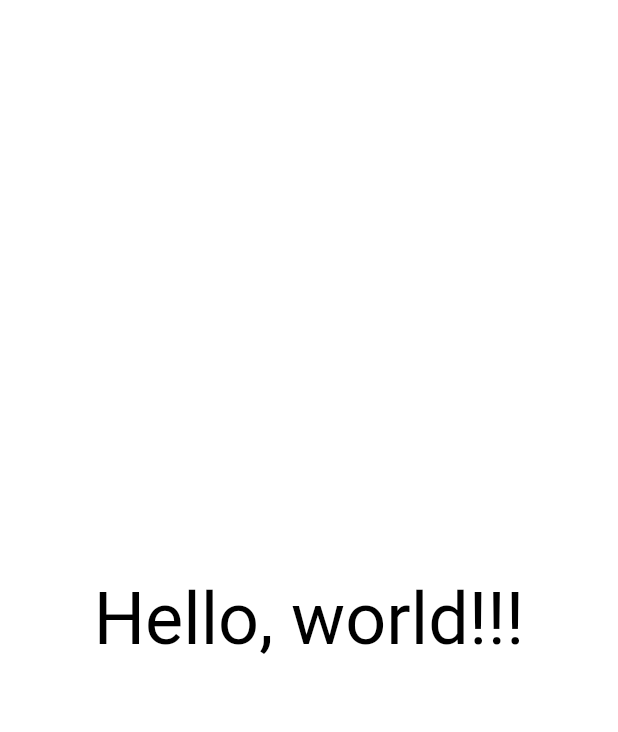
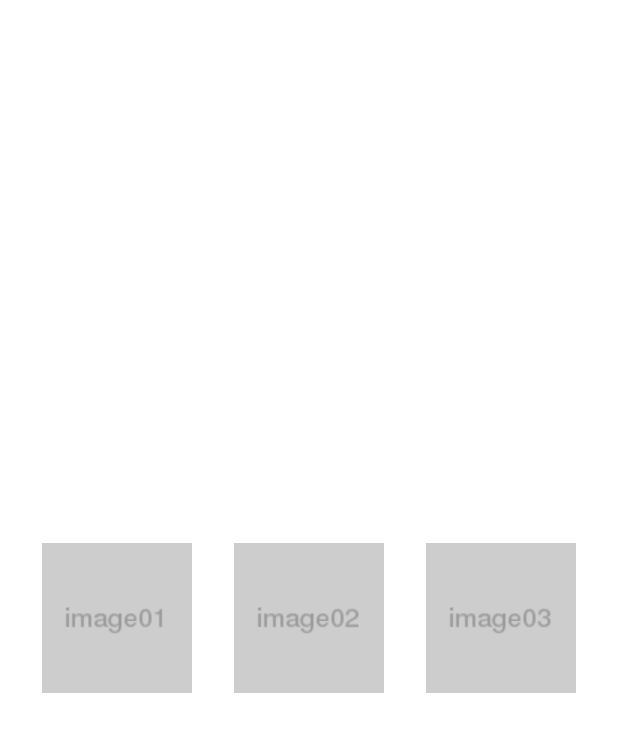
Before and after one commit to pocari/flutter3-2, a Flutter app: the screen it shows after launch, on a phone screen of 412 x 824 dp. Shown: the top 732 px of the screen. Run offline on Flutter 3.47's test engine with Material 2 defaults, Android fonts, the light colour scheme and no system bars.

Commit message:
画像置いてみる

```diff
--- a/lib/main.dart
+++ b/lib/main.dart
@@ -4,19 +4,15 @@ void main() => runApp(MyApp());
 
 class MyApp extends StatelessWidget {
   @override
-  Widget build(BuildContext context) => Container(
-        decoration: BoxDecoration(
-          color: Colors.white,
-        ),
-        child: Center(
-          // textDirectionを指定しないと、MaterialApp以外の場合にエラーになるらしい
-          child: Text(
-            "Hello, world!!!",
-            textDirection: TextDirection.ltr,
-            style: TextStyle(
-              fontSize: 48,
-              color: Colors.black,
-            ),
+  Widget build(BuildContext context) => MaterialApp(
+        home: Center(
+          child: Row(
+            mainAxisAlignment: MainAxisAlignment.spaceEvenly,
+            children: <Widget>[
+              Image.asset("images/image01.png"),
+              Image.asset("images/image02.png"),
+              Image.asset("images/image03.png"),
+            ],
           ),
         ),
       );
```
Also changed, not shown: pubspec.yaml (+2 -8 lines), images/image01.png (added), images/image02.png (added), images/image03.png (added).
